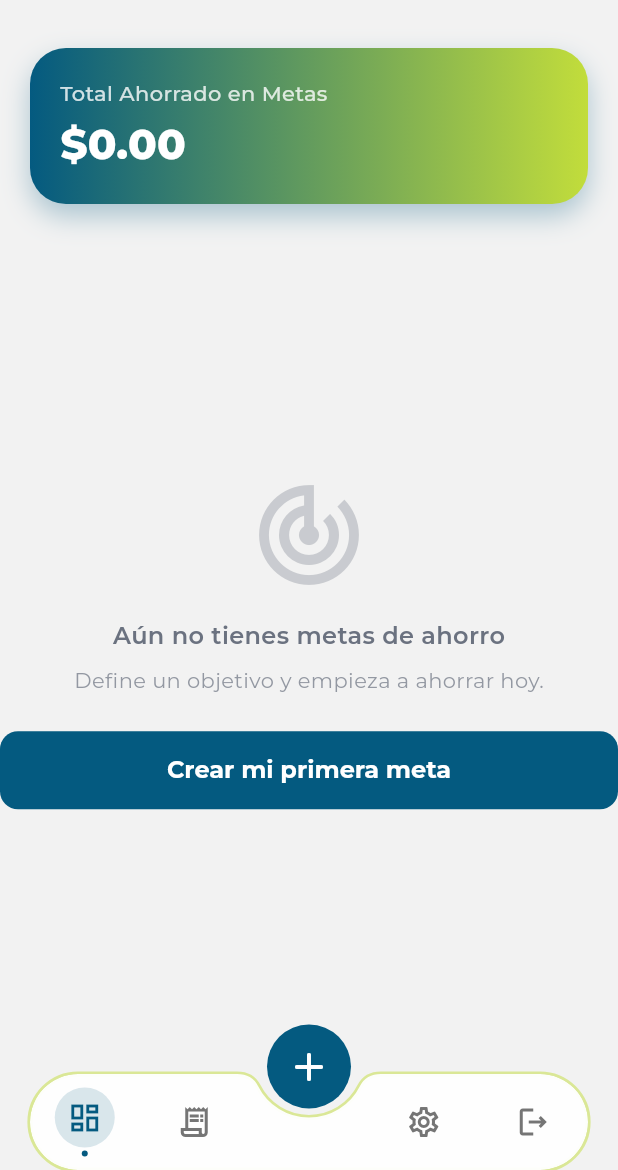
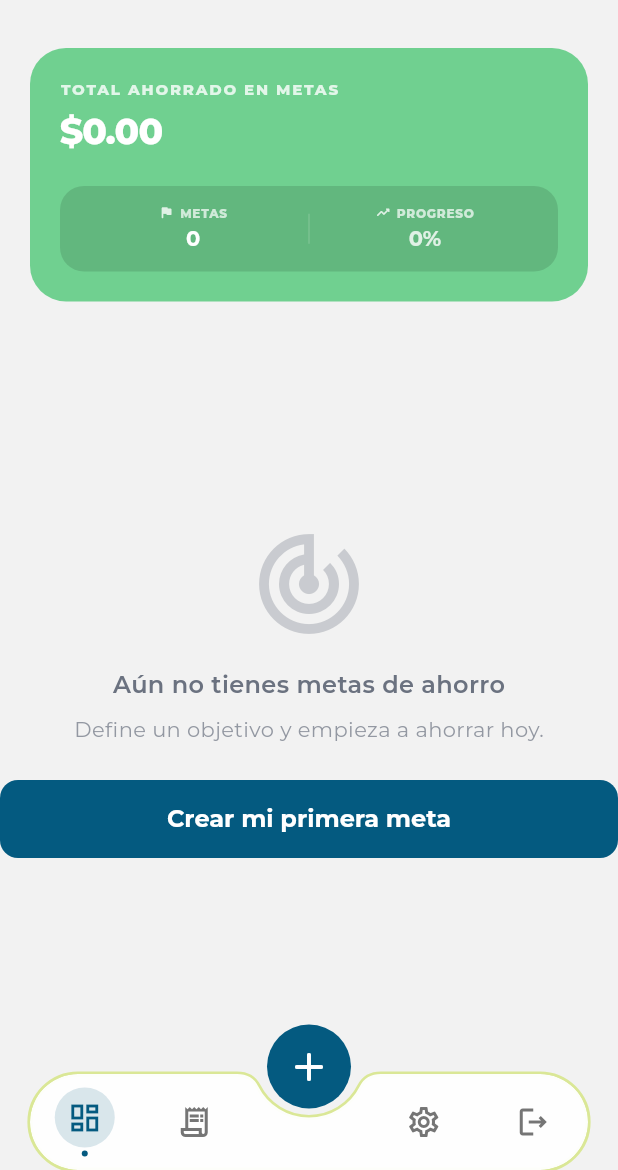
Before and after one commit to SAlejandroHP/finanzas-personales, a Flutter app: the GoalsListScreen screen opened by its route, on a phone screen of 412 x 824 dp, the part 66-1236 px from its top. Run offline on Flutter 3.47's test engine with Material 3 defaults, Android fonts, the light colour scheme and no system bars; our stand-ins replace camera, fl_chart, flutter_dotenv, flutter_riverpod, flutter_secure_storage, go_router and 10 more; missing offline and left inert: google_mlkit_text_recognition; accounts and stored records are empty; network calls fail.

Commit message:
ui: homologación de tarjetas de resumen y estandarización de botones
- Reemplazo de degradados por colores sólidos con opacidad en las tarjetas de resumen (Cuentas, Deudas, Metas y Recurrentes).
- Implementación de un sistema unificado de barra

```diff
--- a/lib/core/constants/app_colors.dart
+++ b/lib/core/constants/app_colors.dart
@@ -36,10 +36,17 @@ abstract class AppColors {
   static const Color textSecondaryDark  = _limeVibrant;
 
   // Semánticos
-  static const Color success = _limeVibrant; // El lima ya es color de éxito natural
-  static const Color error   = Color(0xFFFB7185); // Rosa/Rojo moderno
-  static const Color warning = _goldBright;
-  static const Color info    = _oceanBlue;
+  static const Color success               = _limeVibrant;       // El lima ya es color de éxito natural
+  static const Color error                 = Color(0xFFFB7185);  // Rosa/Rojo moderno
+  static const Color warning               = _goldBright;
+  static const Color info                  = _oceanBlue;
+
+  static const Color goals                 = Color(0xFF50C878);
+  static const Color debts                 = Color(0xFFA38068);
+  static const Color transactions          = Color(0xFF00457C);
+  static const Color recurringTransactions = Color(0xFF0073D1);
+  static const Color categories            = Color(0xFF58427C);
+  static const Color myAccounts            = Color(0xFF00457C);
 
   // ===========================================================================
   // 3. HOMOGENEIDAD MATEMÁTICA Y TIPOGRÁFICA
--- a/lib/features/goals/presentation/screens/goals_list_screen.dart
+++ b/lib/features/goals/presentation/screens/goals_list_screen.dart
@@ -60,39 +60,79 @@ class GoalsListScreen extends ConsumerWidget {
           Container(
             width: double.infinity,
             margin: const EdgeInsets.all(AppColors.pagePadding),
+            decoration: BoxDecoration(
+              color: AppColors.goals.withOpacity(0.8),
+              borderRadius: BorderRadius.circular(24),
+            ),
+            child: Padding(
               padding: const EdgeInsets.all(20),
-            decoration: BoxDecoration(
-              gradient: AppColors.tealGradient,
-              borderRadius: BorderRadius.circular(AppColors.radiusLarge),
-              boxShadow: [
-                BoxShadow(
-                  color: AppColors.primary.withOpacity(0.3),
-                  blurRadius: 15,
-                  offset: const Offset(0, 8),
-                ),
-              ],
-            ),
               child: Column(
                 crossAxisAlignment: CrossAxisAlignment.start,
                 children: [
                   Text(
-                  'Total Ahorrado en Metas',
+                    'TOTAL AHORRADO EN METAS',
                     style: GoogleFonts.montserrat(
+                      fontSize: 10,
+                      fontWeight: FontWeight.w800,
                       color: Colors.white.withOpacity(0.8),
-                    fontSize: 14,
-                    fontWeight: FontWeight.w500,
+                      letterSpacing: 1.2,
                     ),
                   ),
                   const SizedBox(height: 4),
                   Text(
                     currencyFormatter.format(totalSaved),
                     style: GoogleFonts.montserrat(
+                      fontSize: 24,
+                      fontWeight: FontWeight.w800,
                       color: Colors.white,
-                    fontSize: 28,
-                    fontWeight: FontWeight.w800,
+                      letterSpacing: -0.5,
+                    ),
+                  ),
+                  const SizedBox(height: 20),
+                  // Barra inferior con indicadores (Estilo Dashboard/Cuentas)
+                  Container(
+                    padding: const EdgeInsets.all(12),
+                    decoration: BoxDecoration(
+                      color: Colors.black.withOpacity(0.12),
+                      borderRadius: BorderRadius.circular(16),
+                    ),
+                    child: Row(
+                      children: [
+                        Expanded(
+                          child: goalsAsync.when(
+                            data: (goals) => _buildCompactIndicator(
+                              'Metas',
+                              '${goals.length}',
+                              Colors.white,
+                              Icons.flag_rounded,
+                            ),
+                            loading: () => const SizedBox(),
+                            error: (_, __) => const SizedBox(),
+                          ),
+                        ),
+                        Container(height: 20, width: 1, color: Colors.white.withOpacity(0.15)),
+                        Expanded(
+                          child: goalsAsync.when(
+                            data: (goals) {
+                              final avgProgress = goals.isEmpty
+                                  ? 0.0
+                                  : goals.fold<double>(0, (sum, g) => sum + g.progress) / goals.length;
+                              return _buildCompactIndicator(
+                                'Progreso',
+                                '${(avgProgress * 100).toInt()}%',
+                                Colors.white.withOpacity(0.8),
+                                Icons.trending_up_rounded,
+                              );
+                            },
+                            loading: () => const SizedBox(),
+                            error: (_, __) => const SizedBox(),
                           ),
                         ),
                       ],
+                    ),
+                  ),
+                ],
+              ),
             ),
           ),
 
@@ -122,6 +162,39 @@ class GoalsListScreen extends ConsumerWidget {
           const SizedBox(height: 80), // Espacio para el nav bar flotante
         ],
       ),
+    );
+  }
+
+  Widget _buildCompactIndicator(String label, String amount, Color color, IconData icon) {
+    return Column(
+      children: [
+        Row(
+          mainAxisAlignment: MainAxisAlignment.center,
+          children: [
+            Icon(icon, size: 10, color: color.withOpacity(0.8)),
+            const SizedBox(width: 4),
+            Text(
+              label.toUpperCase(),
+              style: GoogleFonts.montserrat(
+                fontSize: 8,
+                fontWeight: FontWeight.w800,
+                color: color.withOpacity(0.7),
+                letterSpacing: 0.5,
+              ),
+            ),
+          ],
+        ),
+        const SizedBox(height: 2),
+        Text(
+          amount,
+          style: GoogleFonts.montserrat(
+            fontSize: 14,
+            fontWeight: FontWeight.w700,
+            color: color,
+            letterSpacing: -0.2,
+          ),
+        ),
+      ],
     );
   }
 
--- a/lib/features/transactions/presentation/screens/transaction_list_screen.dart
+++ b/lib/features/transactions/presentation/screens/transaction_list_screen.dart
@@ -149,8 +149,8 @@ class _TransactionListScreenState extends ConsumerState<TransactionListScreen> {
                 Row(
                   mainAxisAlignment: MainAxisAlignment.center,
                   children: [
-                    _buildTabDot(0, 'Balance', isDark),
-                    _buildTabDot(1, 'Compromisos', isDark),
+                    _buildTabDot(0, 'Transacciones Generales', isDark),
+                    _buildTabDot(1, 'Transacciones Pendientes', isDark),
                   ],
                 ),
                 const SizedBox(height: 8),
@@ -185,7 +185,7 @@ class _TransactionListScreenState extends ConsumerState<TransactionListScreen> {
                       Column(
                         children: [
                           _buildCommitmentSummaryCard(
-                            title: 'Compromisos (Pendiente)',
+                            title: 'Balance',
                             total: summary.pendingTotal,
                             income: summary.pendingIncome,
                             expenses: summary.pendingExpenses,
```
Also changed, not shown: lib/core/widgets/app_button.dart (+8 -0 lines), lib/features/accounts/presentation/screens/accounts_list_screen.dart (+1 -28 lines), lib/features/debts/presentation/screens/debts_list_screen.dart (+105 -86 lines), lib/features/settings/presentation/screens/settings_screen.dart (+5 -5 lines), lib/features/transactions/presentation/screens/recurring_transactions_screen.dart (+86 -65 lines). Lines whose indentation alone changed are shown as unchanged.
